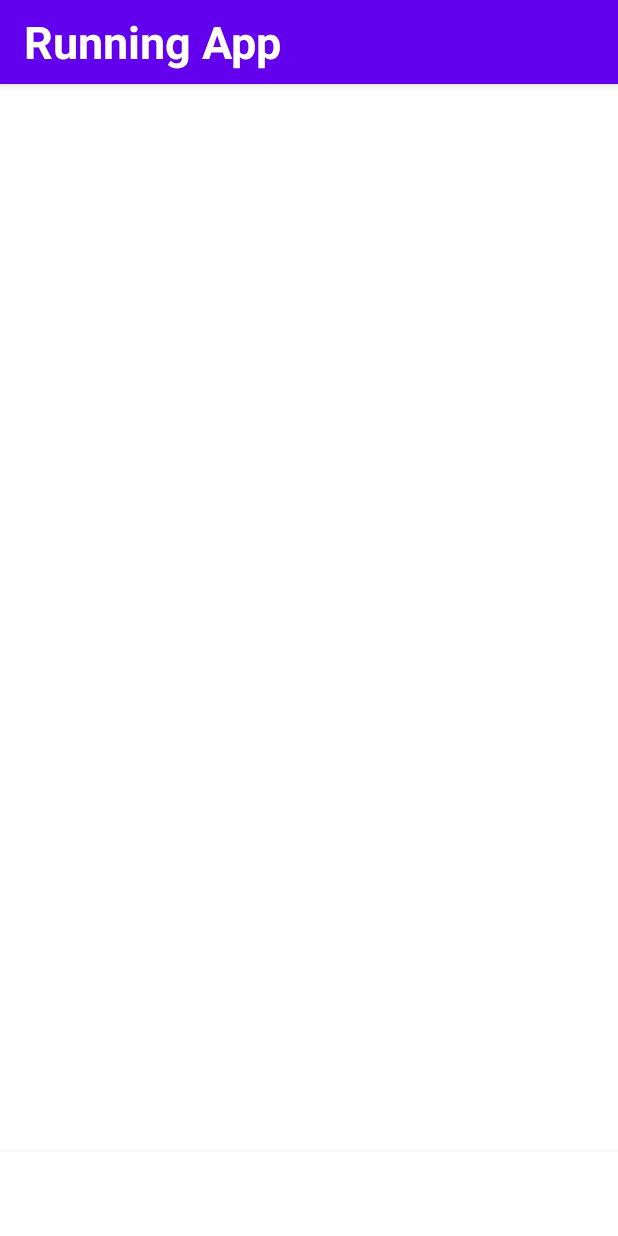
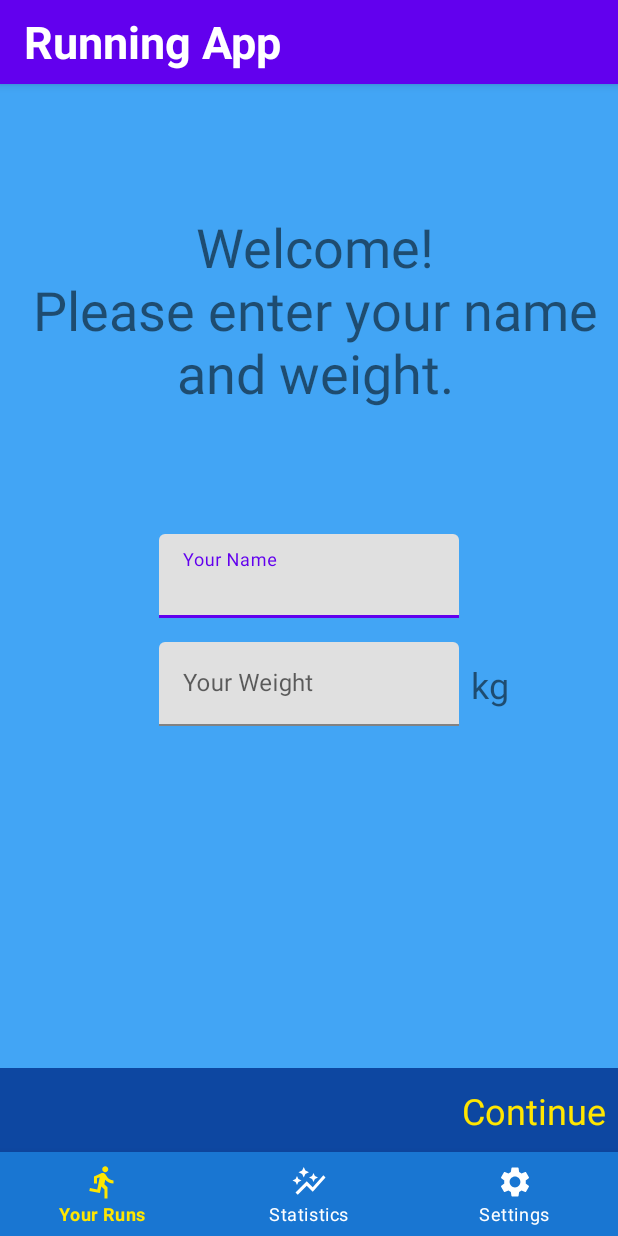
Before and after one commit to Abhinav200207/HealthTrackingApp, an Android app: the screen it shows after launch (MainActivity), on a phone screen of 412 x 824 dp. Run offline under Robolectric (Android 15) with nearby library versions, the phone set to English and light mode, and no system bars; our stand-ins replace Dagger/Hilt's generated code, Room's generated code, Timber, navigation-ui; 2 statements that could not run were skipped.

Commit message:
nevigation add

```diff
--- a/app/src/main/java/com/example/healthtrackingapp/ui/MainActivity.kt
+++ b/app/src/main/java/com/example/healthtrackingapp/ui/MainActivity.kt
@@ -2,9 +2,13 @@ package com.example.healthtrackingapp.ui
 
 import androidx.appcompat.app.AppCompatActivity
 import android.os.Bundle
+import android.view.View
+import androidx.navigation.fragment.findNavController
+import androidx.navigation.ui.setupWithNavController
 import com.example.healthtrackingapp.R
 import com.example.healthtrackingapp.database.RunDao
 import dagger.hilt.android.AndroidEntryPoint
+import kotlinx.android.synthetic.main.activity_main.*
 import javax.inject.Inject
 
 @AndroidEntryPoint
@@ -15,5 +19,17 @@ class MainActivity : AppCompatActivity() {
     override fun onCreate(savedInstanceState: Bundle?) {
         super.onCreate(savedInstanceState)
         setContentView(R.layout.activity_main)
+
+        setSupportActionBar(toolbar)
+        bottomNavigationView.setupWithNavController(navHostFragment.findNavController())
+
+        navHostFragment.findNavController()
+            .addOnDestinationChangedListener { _, destination, _ ->
+                when(destination.id) {
+                    R.id.settingsFragment, R.id.runFragment, R.id.statisticsFragment ->
+                        bottomNavigationView.visibility = View.VISIBLE
+                    else -> bottomNavigationView.visibility = View.GONE
+                }
+            }
     }
 }
--- a/app/src/main/java/com/example/healthtrackingapp/ui/fragments/RunFragment.kt
+++ b/app/src/main/java/com/example/healthtrackingapp/ui/fragments/RunFragment.kt
@@ -1,13 +1,25 @@
 package com.example.healthtrackingapp.ui.fragments
 
+import android.os.Bundle
+import android.view.View
 import androidx.fragment.app.Fragment
 import androidx.fragment.app.viewModels
+import androidx.navigation.fragment.findNavController
 import com.example.healthtrackingapp.R
 import com.example.healthtrackingapp.ui.viewmodel.MainViewModel
 import dagger.hilt.android.AndroidEntryPoint
+import kotlinx.android.synthetic.main.fragment_run.*
 
 @AndroidEntryPoint
 class RunFragment : Fragment(R.layout.fragment_run){
 
     private val viewModel : MainViewModel by viewModels()
+
+    override fun onViewCreated(view: View, savedInstanceState: Bundle?) {
+        super.onViewCreated(view, savedInstanceState)
+
+        fab.setOnClickListener {
+            findNavController().navigate(R.id.action_runFragment_to_trackingFragment)
+        }
+    }
 }
--- a/app/src/main/java/com/example/healthtrackingapp/ui/fragments/SetupFragment.kt
+++ b/app/src/main/java/com/example/healthtrackingapp/ui/fragments/SetupFragment.kt
@@ -1,7 +1,19 @@
 package com.example.healthtrackingapp.ui.fragments
 
+import android.os.Bundle
+import android.view.View
 import androidx.fragment.app.Fragment
+import androidx.navigation.fragment.findNavController
 import com.example.healthtrackingapp.R
+import kotlinx.android.synthetic.main.fragment_setup.*
 
 class SetupFragment : Fragment(R.layout.fragment_setup){
+
+    override fun onViewCreated(view: View, savedInstanceState: Bundle?) {
+        super.onViewCreated(view, savedInstanceState)
+
+        tvContinue.setOnClickListener {
+            findNavController().navigate((R.id.action_setupFragment_to_runFragment))
+        }
+    }
 }
--- /dev/null
+++ b/app/src/main/java/com/example/healthtrackingapp/utils/UserPermissionTracking.kt
@@ -0,0 +1,4 @@
+package com.example.healthtrackingapp.utils
+
+object UserPermissionTracking {
+}
--- a/app/src/main/res/layout/activity_main.xml
+++ b/app/src/main/res/layout/activity_main.xml
@@ -42,10 +42,19 @@
         android:id="@+id/flFragment"
         android:layout_width="match_parent"
         android:layout_height="0dp"
+        android:background="@color/md_blue_400"
         app:layout_constraintBottom_toTopOf="@+id/bottomNavigationView"
         app:layout_constraintEnd_toEndOf="parent"
         app:layout_constraintStart_toStartOf="parent"
         app:layout_constraintTop_toBottomOf="@+id/appBarLayout">
+
+        <fragment
+            android:id="@+id/navHostFragment"
+            android:layout_width="match_parent"
+            android:layout_height="match_parent"
+            android:name="androidx.navigation.fragment.NavHostFragment"
+            app:defaultNavHost="true"
+            app:navGraph="@navigation/nav_graph" />
 
 
     </FrameLayout>
@@ -54,6 +63,8 @@
         android:id="@+id/bottomNavigationView"
         android:layout_width="match_parent"
         android:layout_height="56dp"
+        android:background="@color/md_blue_700"
+        app:menu="@menu/bottom_nav_menu"
         app:itemIconTint="@drawable/bottom_nav_selector"
         app:itemTextColor="@drawable/bottom_nav_selector"
         app:layout_constraintBottom_toBottomOf="parent"
--- a/app/src/main/res/layout/fragment_setup.xml
+++ b/app/src/main/res/layout/fragment_setup.xml
@@ -19,7 +19,7 @@
 
     <com.google.android.material.textfield.TextInputLayout
         android:id="@+id/tilName"
-        android:layout_width="wrap_content"
+        android:layout_width="200dp"
         android:layout_height="wrap_content"
         app:layout_constraintBottom_toTopOf="@+id/constraintLayout"
         app:layout_constraintEnd_toEndOf="parent"
@@ -47,7 +47,7 @@
 
         <com.google.android.material.textfield.TextInputEditText
             android:id="@+id/etWeight"
-            android:layout_width="wrap_content"
+            android:layout_width="200dp"
             android:layout_height="wrap_content"
             android:hint="Your Weight"
             android:ems="10"
--- /dev/null
+++ b/app/src/main/res/menu/bottom_nav_menu.xml
@@ -0,0 +1,16 @@
+<?xml version="1.0" encoding="utf-8"?>
+<menu xmlns:android="http://schemas.android.com/apk/res/android">
+
+    <item android:id="@+id/runFragment"
+        android:title="Your Runs"
+        android:icon="@drawable/ic_baseline_directions_run_24" />
+
+    <item android:id="@+id/statisticsFragment"
+        android:title="Statistics"
+        android:icon="@drawable/ic_baseline_auto_graph_24" />
+
+    <item android:id="@+id/settingsFragment"
+        android:title="Settings"
+        android:icon="@drawable/ic_baseline_settings_24" />
+
+</menu>
--- /dev/null
+++ b/app/src/main/res/navigation/nav_graph.xml
@@ -0,0 +1,40 @@
+<?xml version="1.0" encoding="utf-8"?>
+<navigation xmlns:android="http://schemas.android.com/apk/res/android"
+    xmlns:app="http://schemas.android.com/apk/res-auto" android:id="@+id/nav_graph"
+    app:startDestination="@id/setupFragment">
+
+    <fragment
+        android:id="@+id/runFragment"
+        android:name="com.example.healthtrackingapp.ui.fragments.RunFragment"
+        android:label="RunFragment" >
+        <action
+            android:id="@+id/action_runFragment_to_trackingFragment"
+            app:destination="@id/trackingFragment" />
+    </fragment>
+    <fragment
+        android:id="@+id/setupFragment"
+        android:name="com.example.healthtrackingapp.ui.fragments.SetupFragment"
+        android:label="SetupFragment" >
+        <action
+            android:id="@+id/action_setupFragment_to_runFragment"
+            app:destination="@id/runFragment" />
+    </fragment>
+    <fragment
+        android:id="@+id/statisticsFragment"
+        android:name="com.example.healthtrackingapp.ui.fragments.StatisticsFragment"
+        android:label="StatisticsFragment" />
+    <fragment
+        android:id="@+id/trackingFragment"
+        android:name="com.example.healthtrackingapp.ui.fragments.TrackingFragment"
+        android:label="TrackingFragment" >
+        <action
+            android:id="@+id/action_trackingFragment_to_runFragment"
+            app:destination="@id/runFragment" />
+    </fragment>
+    <fragment
+        android:id="@+id/settingsFragment"
+        android:name="com.example.healthtrackingapp.ui.fragments.SettingsFragment"
+        android:label="SettingsFragment" />
+</navigation>
+
+<!--com.example.healthtrackingapp-->
```
